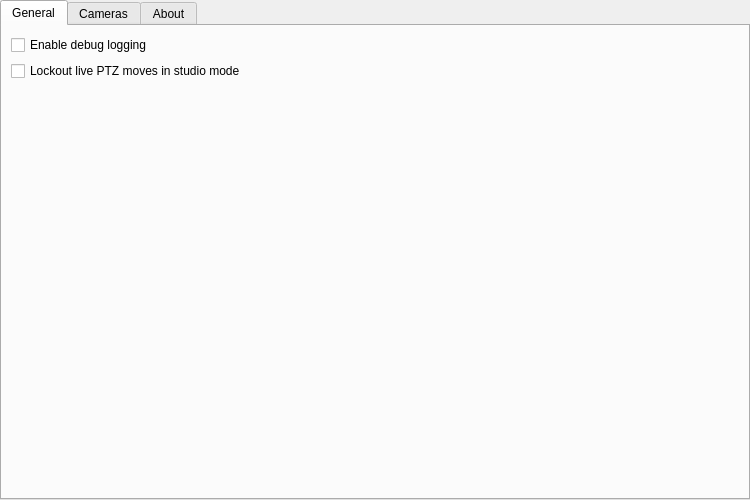
First picture: the form in src/settings.ui, repository glikely/obs-ptz, before the edit.
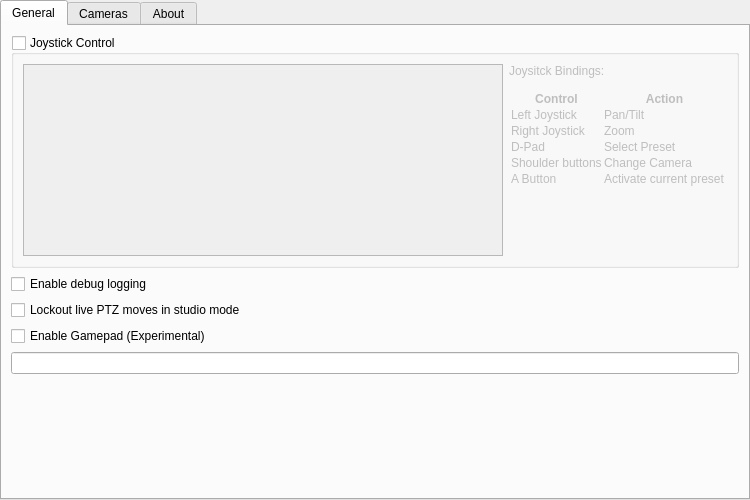
Second picture: the form after the edit.

Commit message:
Add SDL Joystick support
Adds support for joystick control via the QJoysticks class written by
Alex Spataru. This code uses libsdl2 to talk to the joystick. If libsdl2
is available in the build environment then it will get enabled.

The libsdl2 dependency hasn't yet been added to the CI build scripts.
Release binaries will not have this feature enabled until that gets
done.

```diff
--- a/src/settings.ui
+++ b/src/settings.ui
@@ -36,6 +36,52 @@
        <string>General</string>
       </attribute>
       <layout class="QVBoxLayout" name="verticalLayout_5">
+       <item>
+        <widget class="QGroupBox" name="joystickGroupBox">
+         <property name="title">
+          <string>Joystick Control</string>
+         </property>
+         <property name="checkable">
+          <bool>true</bool>
+         </property>
+         <property name="checked">
+          <bool>false</bool>
+         </property>
+         <layout class="QHBoxLayout" name="horizontalLayout">
+          <item>
+           <layout class="QVBoxLayout" name="verticalLayout_6">
+            <item>
+             <widget class="QListView" name="joystickNamesListView"/>
+            </item>
+           </layout>
+          </item>
+          <item>
+           <widget class="QLabel" name="joystickBindingsLabel">
+            <property name="text">
+             <string>&lt;html&gt;&lt;head/&gt;&lt;body&gt;&lt;p&gt;Joysitck Bindings:&lt;/p&gt;
+&lt;p&gt;
+&lt;table&gt;
+&lt;tr&gt;&lt;th&gt;Control&lt;/th&gt;&lt;th&gt;Action&lt;/th&gt;&lt;/tr&gt;
+&lt;tr&gt;&lt;td&gt;Left Joystick&lt;/td&gt;&lt;td&gt;Pan/Tilt&lt;/td&gt;&lt;/tr&gt;
+&lt;tr&gt;&lt;td&gt;Right Joystick&lt;/td&gt;&lt;td&gt;Zoom&lt;/td&gt;&lt;/tr&gt;
+&lt;tr&gt;&lt;td&gt;D-Pad&lt;/td&gt;&lt;td&gt;Select Preset&lt;/td&gt;&lt;/tr&gt;
+&lt;tr&gt;&lt;td&gt;Shoulder buttons&lt;/td&gt;&lt;td&gt;Change Camera&lt;/td&gt;&lt;/tr&gt;
+&lt;tr&gt;&lt;td&gt;A Button&lt;/td&gt;&lt;td&gt;Activate current preset&lt;/td&gt;&lt;/tr&gt;
+&lt;/table&gt;
+&lt;/p&gt;
+&lt;/body&gt;&lt;/html&gt;</string>
+            </property>
+            <property name="alignment">
+             <set>Qt::AlignLeading|Qt::AlignLeft|Qt::AlignTop</set>
+            </property>
+            <property name="wordWrap">
+             <bool>true</bool>
+            </property>
+           </widget>
+          </item>
+         </layout>
+        </widget>
+       </item>
        <item>
         <widget class="QCheckBox" name="enableDebugLogCheckBox">
          <property name="text">
@@ -53,6 +99,23 @@
          </property>
         </widget>
        </item>
+       <item>
+        <widget class="QCheckBox" name="gamepadCheckBox">
+         <property name="toolTip">
+          <string>Enable/Disable gamepad input for controlling cameras.</string>
+         </property>
+         <property name="text">
+          <string>Enable Gamepad (Experimental)</string>
+         </property>
+        </widget>
+       </item>
+       <item>
+        <widget class="QLineEdit" name="gamepadActiveText">
+         <property name="readOnly">
+          <bool>true</bool>
+         </property>
+        </widget>
+       </item>
        <item>
         <spacer name="verticalSpacer">
          <property name="orientation">
```
The commit also changes 13 other files.
